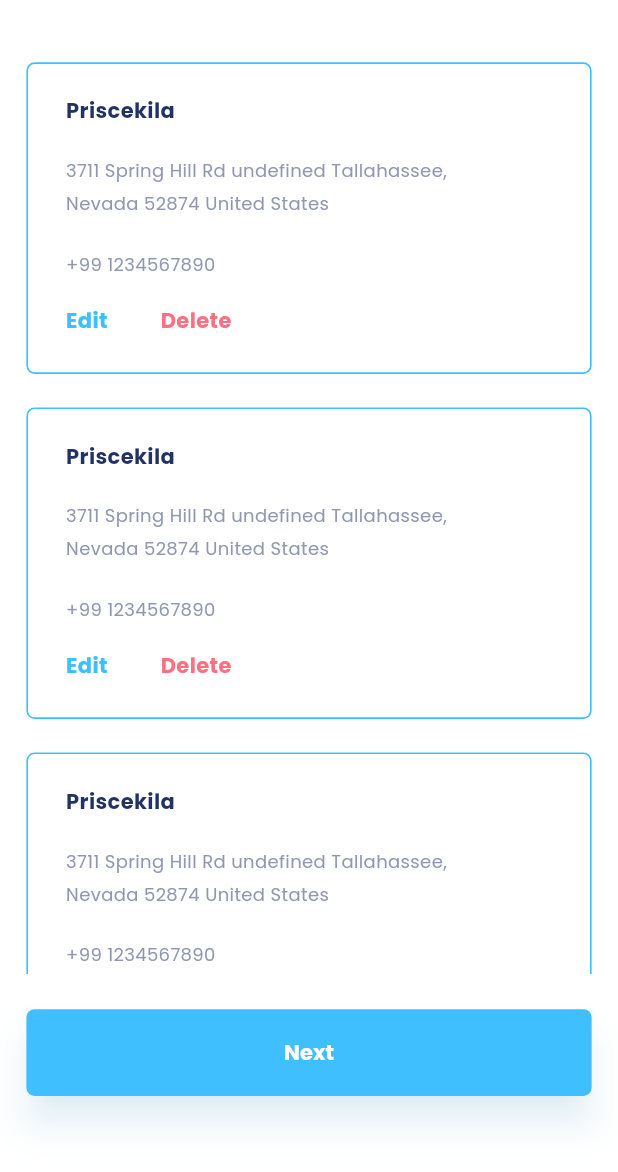
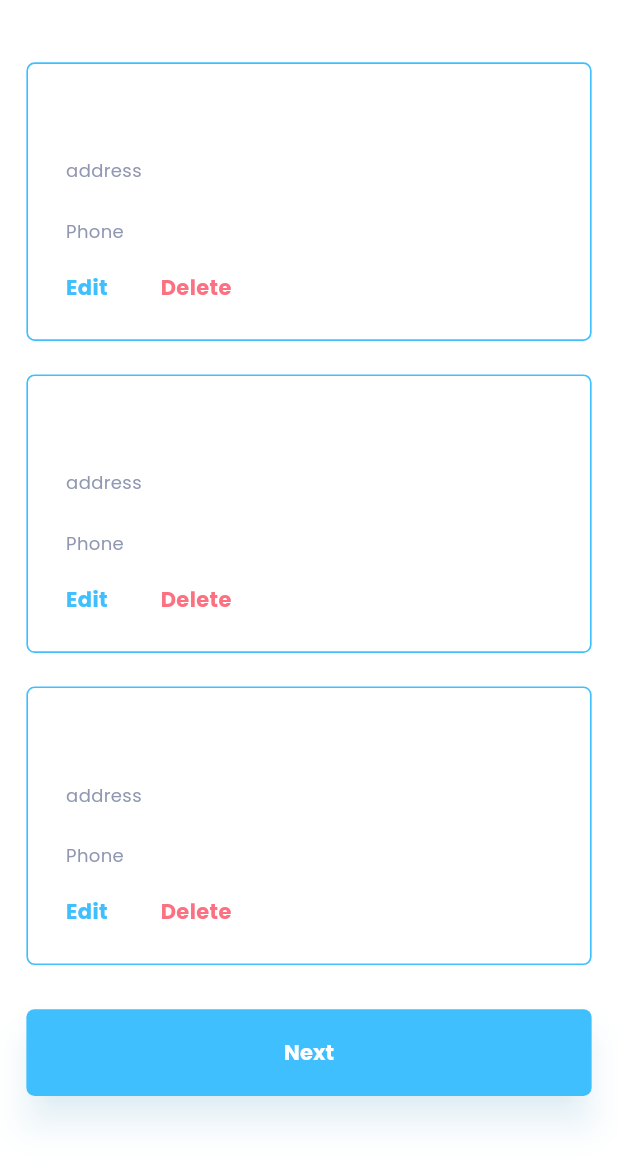
Before and after one commit to Shehab-adel/rebuy, a Flutter app: the ShipToScreen screen opened by its route, on a phone screen of 412 x 824 dp, the part 64-1236 px from its top. Run offline on Flutter 3.47's test engine with Material 3 defaults, Android fonts, the phone set to English and light mode, and no system bars; our stand-ins replace cached_network_image, carousel_slider, cloud_firestore, equatable, firebase_auth, firebase_core and 7 more; accounts and stored records are empty; project files that could hold a hidden picture were left out.

Commit message:
Add shipping screen and shipping cubit
Added a new screen for shipping information and a cubit to handle the logic for editing and saving the shipping information. Also, updated the AppStrings class with new strings for the shipping screen.

```diff
--- a/lib/core/constants/app_string.dart
+++ b/lib/core/constants/app_string.dart
@@ -79,5 +79,12 @@ class AppStrings {
   static const String users = "Users";
   static const String userCartList = "userCartList";
   static const String ItemAddedToCart = "Item added to cart";
-  // static const String notification="Notification";
+  static const String ShipTo = "Ship To";
+  static const String Edit = "Edit";
+  static const String delete = "Delete";
+  static const String editUserInformation = 'Edit User Information';
+  static const String username = "Username";
+
+  static const String cancel = "Cancel";
+  static const String save = "Save";
 }
--- a/lib/main.dart
+++ b/lib/main.dart
@@ -11,6 +11,7 @@ import 'package:rebuy/presentation/dashboard_page/cubit/dash_cubit.dart';
 import 'package:rebuy/presentation/explore_page/cubit/explore_cubit.dart';
 import 'package:rebuy/presentation/login_screen/cubit/login_cubit.dart';
 import 'package:rebuy/presentation/profile_screen/cubit/profile_cubit.dart';
+import 'package:rebuy/presentation/ship_to_screen/cubit/shipping_cubit.dart';
 import 'package:rebuy/routes/app_routes.dart';
 import 'core/constants/app_string.dart';
 import 'presentation/register_screen/cubit/register_cubit.dart';
@@ -43,6 +44,7 @@ class MyApp extends StatelessWidget {
         BlocProvider(create: (context) => AddCardCubit()),
         BlocProvider(
             create: (context) => CartCubit(dashCubit: DashCubit.get(context))),
+        BlocProvider(create: (context) => ShippingToCubit()),
       ],
       child: MaterialApp(
         theme: theme,
--- /dev/null
+++ b/lib/presentation/ship_to_screen/cubit/shipping_cubit.dart
@@ -0,0 +1,58 @@
+import 'package:flutter/material.dart';
+import 'package:flutter_bloc/flutter_bloc.dart';
+import 'package:rebuy/core/utils/app_export.dart';
+import 'package:rebuy/presentation/ship_to_screen/cubit/shipping_state.dart';
+
+class ShippingToCubit extends Cubit<ShippingToState> {
+  ShippingToCubit() : super(InitialShippingTo());
+
+  static ShippingToCubit get(context) => BlocProvider.of(context);
+  final TextEditingController usernameController = TextEditingController();
+  final TextEditingController addressController = TextEditingController();
+  final TextEditingController phoneController = TextEditingController();
+  void showEditDialog(BuildContext context) {
+    showDialog(
+      context: context,
+      builder: (BuildContext context) {
+        return AlertDialog(
+          backgroundColor: appTheme.pink300,
+          title: Text(AppStrings.editUserInformation),
+          content: SingleChildScrollView(
+            child: ListBody(
+              children: <Widget>[
+                // TextFormField(
+                //   controller: _usernameController,
+                //   decoration: InputDecoration(hintText: AppStrings.username),
+                // ),
+                TextFormField(
+                  controller: addressController,
+                  decoration: InputDecoration(hintText: AppStrings.address),
+                ),
+                TextFormField(
+                  controller: phoneController,
+                  decoration: InputDecoration(hintText: AppStrings.phoneNumber),
+                  keyboardType: TextInputType.phone,
+                ),
+              ],
+            ),
+          ),
+          actions: <Widget>[
+            TextButton(
+              child: Text(AppStrings.cancel),
+              onPressed: () {
+                Navigator.of(context).pop();
+              },
+            ),
+            TextButton(
+              child: Text(AppStrings.save),
+              onPressed: () {
+                // Here you can add the logic to save the edited information
+                Navigator.of(context).pop();
+              },
+            ),
+          ],
+        );
+      },
+    );
+  }
+}
--- /dev/null
+++ b/lib/presentation/ship_to_screen/cubit/shipping_state.dart
@@ -0,0 +1,3 @@
+abstract class ShippingToState {}
+
+class InitialShippingTo extends ShippingToState {}
--- a/lib/presentation/ship_to_screen/ship_to_screen.dart
+++ b/lib/presentation/ship_to_screen/ship_to_screen.dart
@@ -1,5 +1,9 @@
 import 'package:flutter/material.dart';
+import 'package:flutter_bloc/flutter_bloc.dart';
 import 'package:rebuy/core/utils/app_export.dart';
+import 'package:rebuy/presentation/profile_screen/cubit/profile_cubit.dart';
+import 'package:rebuy/presentation/ship_to_screen/cubit/shipping_cubit.dart';
+import 'package:rebuy/presentation/ship_to_screen/cubit/shipping_state.dart';
 import 'package:rebuy/widgets/app_bar/appbar_leading_image.dart';
 import 'package:rebuy/widgets/app_bar/appbar_subtitle.dart';
 import 'package:rebuy/widgets/app_bar/appbar_trailing_image.dart';
@@ -8,7 +12,9 @@ import 'package:rebuy/widgets/custom_elevated_button.dart';
 import '../ship_to_screen/widgets/shiptolist_item_widget.dart';
 
 class ShipToScreen extends StatelessWidget {
-  const ShipToScreen({Key? key}) : super(key: key);
+  const ShipToScreen({Key? key, required this.shippingToCubit})
+      : super(key: key);
+  final ShippingToCubit shippingToCubit;
 
   @override
   Widget build(BuildContext context) {
@@ -22,7 +28,7 @@ class ShipToScreen extends StatelessWidget {
                   Navigator.pop(context);
                 }),
             title: AppbarSubtitle(
-                text: "Ship To", margin: EdgeInsets.only(left: 12.h)),
+                text: AppStrings.ShipTo, margin: EdgeInsets.only(left: 12.h)),
             actions: [
               AppbarTrailingImage(
                   imagePath: AppImageConstants.imgPlusIcon,
@@ -36,7 +42,9 @@ class ShipToScreen extends StatelessWidget {
               Expanded(
                   child: Padding(
                       padding: EdgeInsets.symmetric(horizontal: 16.h),
-                      child: ListView.separated(
+                      child: BlocBuilder<ShippingToCubit, ShippingToState>(
+                        builder: (context, state) {
+                          return ListView.separated(
                               physics: BouncingScrollPhysics(),
                               shrinkWrap: true,
                               separatorBuilder: (context, index) {
@@ -44,8 +52,12 @@ class ShipToScreen extends StatelessWidget {
                               },
                               itemCount: 3,
                               itemBuilder: (context, index) {
-                            return ShiptolistItemWidget();
-                          })))
+                                return ShiptolistItemWidget(
+                                  shippingToCubit: shippingToCubit,
+                                );
+                              });
+                        },
+                      )))
             ])),
         bottomNavigationBar: CustomElevatedButton(
             text: "Next",
@@ -54,6 +66,4 @@ class ShipToScreen extends StatelessWidget {
               Navigator.pushNamed(context, AppRoutes.paymentMethodScreen);
             }));
   }
-
-  /// Section Widget
 }
--- a/lib/presentation/ship_to_screen/widgets/shiptolist_item_widget.dart
+++ b/lib/presentation/ship_to_screen/widgets/shiptolist_item_widget.dart
@@ -1,13 +1,15 @@
 import 'package:flutter/material.dart';
+import 'package:flutter/widgets.dart';
+import 'package:flutter_bloc/flutter_bloc.dart';
 import 'package:rebuy/core/utils/app_export.dart';
+import 'package:rebuy/presentation/profile_screen/cubit/profile_cubit.dart';
+import 'package:rebuy/presentation/ship_to_screen/cubit/shipping_cubit.dart';
+import 'package:rebuy/presentation/ship_to_screen/cubit/shipping_state.dart';
 
-// ignore: must_be_immutable
 class ShiptolistItemWidget extends StatelessWidget {
-  const ShiptolistItemWidget({Key? key})
-      : super(
-          key: key,
-        );
+  const ShiptolistItemWidget({required this.shippingToCubit});
 
+  final ShippingToCubit shippingToCubit;
   @override
   Widget build(BuildContext context) {
     return Container(
@@ -18,13 +20,15 @@ class ShiptolistItemWidget extends StatelessWidget {
         decoration: AppDecoration.outlinePrimary.copyWith(
           borderRadius: BorderRadiusStyle.roundedBorder5,
         ),
-      child: Column(
+        child: BlocBuilder<ShippingToCubit, ShippingToState>(
+          builder: (context, state) {
+            return Column(
               mainAxisSize: MainAxisSize.min,
               crossAxisAlignment: CrossAxisAlignment.start,
               mainAxisAlignment: MainAxisAlignment.center,
               children: [
                 Text(
-            "Priscekila",
+                  ProfileCubit.get(context).fullName,
                   style: theme.textTheme.titleSmall,
                 ),
                 SizedBox(height: 19.v),
@@ -32,7 +36,9 @@ class ShiptolistItemWidget extends StatelessWidget {
                   width: 264.h,
                   margin: EdgeInsets.only(right: 30.h),
                   child: Text(
-              "3711 Spring Hill Rd undefined Tallahassee, Nevada 52874 United States",
+                    shippingToCubit.addressController.text == ''
+                        ? 'address'
+                        : shippingToCubit.addressController.text,
                     maxLines: 2,
                     overflow: TextOverflow.ellipsis,
                     style: theme.textTheme.bodySmall!.copyWith(
@@ -42,20 +48,27 @@ class ShiptolistItemWidget extends StatelessWidget {
                 ),
                 SizedBox(height: 20.v),
                 Text(
-            "+99 1234567890",
+                  shippingToCubit.addressController.text == ''
+                      ? 'Phone'
+                      : shippingToCubit.phoneController.text,
                   style: theme.textTheme.bodySmall,
                 ),
                 SizedBox(height: 19.v),
                 Row(
                   children: [
-              Text(
-                "Edit",
+                    GestureDetector(
+                      onTap: () {
+                        shippingToCubit.showEditDialog(context);
+                      },
+                      child: Text(
+                        AppStrings.Edit,
                         style: CustomTextStyles.titleSmallPrimary,
+                      ),
                     ),
                     Padding(
                       padding: EdgeInsets.only(left: 32.h),
                       child: Text(
-                  "Delete",
+                        AppStrings.delete,
                         style: CustomTextStyles.titleSmallPink300,
                       ),
                     ),
@@ -63,7 +76,8 @@ class ShiptolistItemWidget extends StatelessWidget {
                 ),
                 SizedBox(height: 3.v),
               ],
-      ),
             );
+          },
+        ));
   }
 }
--- a/lib/routes/app_routes.dart
+++ b/lib/routes/app_routes.dart
@@ -31,6 +31,7 @@ import 'package:rebuy/presentation/review_product_screen/review_product_screen.d
 import 'package:rebuy/presentation/search_result_no_data_found_screen/search_result_no_data_found_screen.dart';
 import 'package:rebuy/presentation/search_result_screen/search_result_screen.dart';
 import 'package:rebuy/presentation/search_screen/search_screen.dart';
+import 'package:rebuy/presentation/ship_to_screen/cubit/shipping_cubit.dart';
 import 'package:rebuy/presentation/ship_to_screen/ship_to_screen.dart';
 import 'package:rebuy/presentation/show_category_products/show_category_products_screen.dart';
 import 'package:rebuy/presentation/sort_by_screen/sort_by_screen.dart';
@@ -153,7 +154,9 @@ class AppRoutes {
     listCategoryScreen: (context) => ListCategoryScreen(),
     sortByScreen: (context) => SortByScreen(),
     filterScreen: (context) => FilterScreen(),
-    shipToScreen: (context) => ShipToScreen(),
+    shipToScreen: (context) => ShipToScreen(
+          shippingToCubit: ShippingToCubit.get(context),
+        ),
     paymentMethodScreen: (context) => PaymentMethodScreen(),
     chooseCreditOrDebitCardScreen: (context) => ChooseCreditOrDebitCardScreen(),
     successScreen: (context) => SuccessScreen(),
```
Also changed, not shown: lib/presentation/dashboard_container_screen/dashboard_container_screen.dart (+14 -2 lines), lib/presentation/dashboard_page/widgets/custom_flash_mega_sale.dart (+4 -11 lines). Lines whose indentation alone changed are shown as unchanged.
